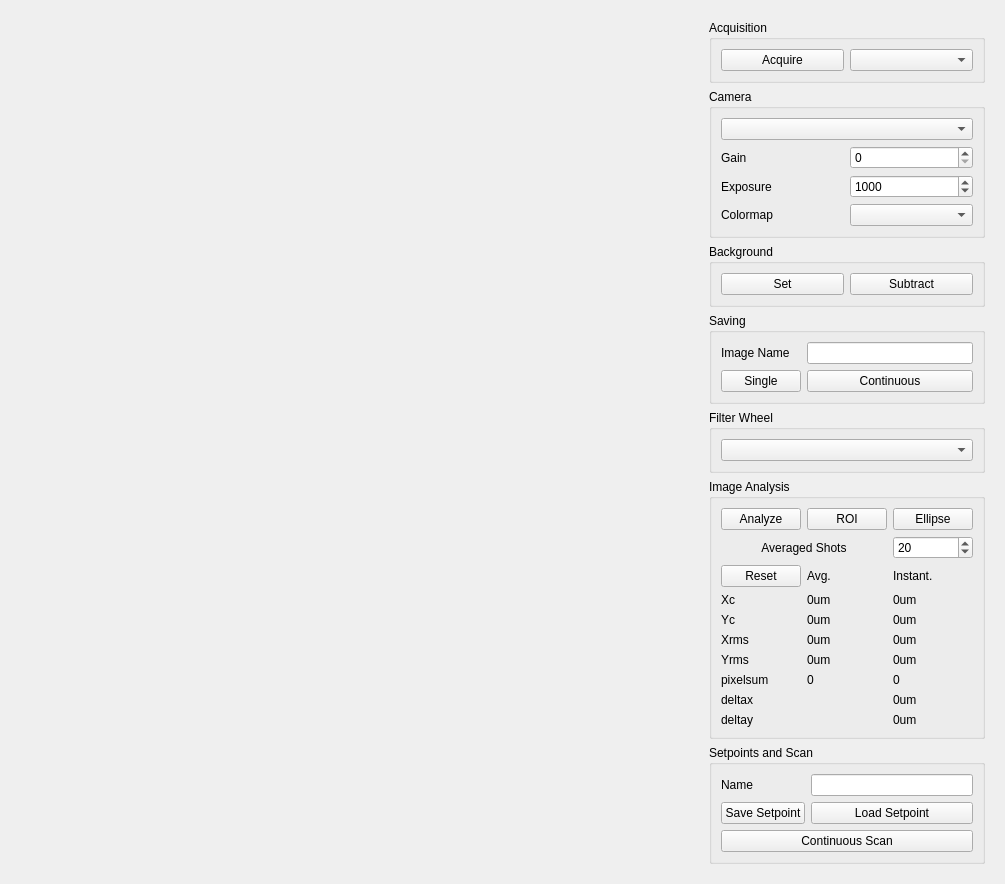
Qt form GRIT Operation/cameras/Python/window.ui (afisher000/Radiabeam) before a commit.
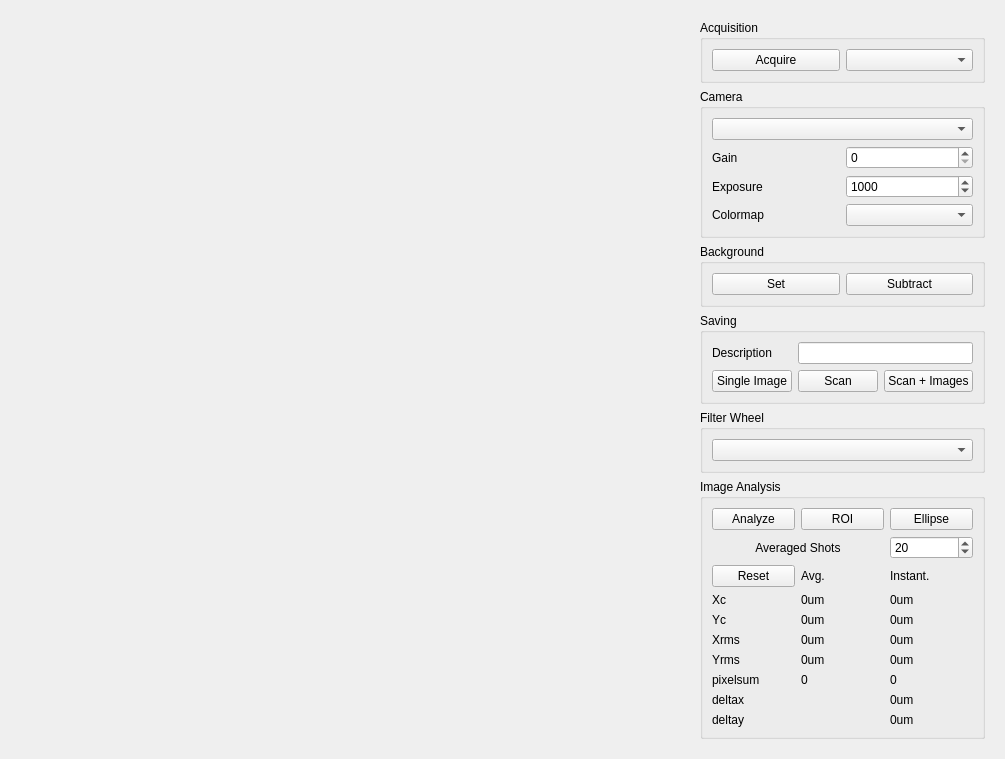
The same form after that commit.

Patch:
```diff
--- a/GRIT Operation/cameras/Python/window.ui
+++ b/GRIT Operation/cameras/Python/window.ui
@@ -7,7 +7,7 @@
     <x>0</x>
     <y>0</y>
     <width>1005</width>
-    <height>867</height>
+    <height>734</height>
    </rect>
   </property>
   <property name="windowTitle">
@@ -28,28 +28,31 @@
     </spacer>
    </item>
    <item>
-    <widget class="QWidget" name="imageWidget" native="true">
+    <widget class="QWidget" name="widget_4" native="true">
      <property name="minimumSize">
       <size>
        <width>450</width>
        <height>0</height>
       </size>
      </property>
-     <layout class="QHBoxLayout" name="horizontalLayout_5">
-      <property name="leftMargin">
-       <number>0</number>
-      </property>
-      <property name="topMargin">
-       <number>0</number>
-      </property>
-      <property name="rightMargin">
-       <number>0</number>
-      </property>
-      <property name="bottomMargin">
-       <number>0</number>
-      </property>
+     <layout class="QVBoxLayout" name="verticalLayout_7">
       <item>
-       <layout class="QVBoxLayout" name="imageLayout"/>
+       <widget class="QWidget" name="histWidget" native="true">
+        <layout class="QVBoxLayout" name="verticalLayout_11">
+         <item>
+          <layout class="QVBoxLayout" name="histLayout"/>
+         </item>
+        </layout>
+       </widget>
+      </item>
+      <item>
+       <widget class="QWidget" name="imageWidget" native="true">
+        <layout class="QVBoxLayout" name="verticalLayout_8">
+         <item>
+          <layout class="QVBoxLayout" name="imageLayout"/>
+         </item>
+        </layout>
+       </widget>
       </item>
      </layout>
     </widget>
@@ -90,7 +93,7 @@
               <number>500</number>
              </property>
              <property name="maximum">
-              <number>10000</number>
+              <number>2000</number>
              </property>
              <property name="singleStep">
               <number>100</number>
@@ -167,30 +170,44 @@
         <property name="title">
          <string>Saving</string>
         </property>
-        <layout class="QGridLayout" name="gridLayout_4">
+        <layout class="QGridLayout" name="gridLayout_3">
          <item row="1" column="0">
           <widget class="QPushButton" name="singleButton">
            <property name="text">
-            <string>Single</string>
+            <string>Single Image</string>
            </property>
           </widget>
          </item>
-         <item row="1" column="1">
-          <widget class="QPushButton" name="continuousButton">
-           <property name="text">
-            <string>Continuous</string>
+         <item row="0" column="1" colspan="2">
+          <widget class="QLineEdit" name="descriptionEdit">
+           <property name="sizePolicy">
+            <sizepolicy hsizetype="Expanding" vsizetype="Fixed">
+             <horstretch>0</horstretch>
+             <verstretch>0</verstretch>
+            </sizepolicy>
            </property>
           </widget>
          </item>
          <item row="0" column="0">
-          <widget class="QLabel" name="label_12">
+          <widget class="QLabel" name="label_11">
            <property name="text">
-            <string>Image Name</string>
+            <string>Description</string>
            </property>
           </widget>
          </item>
-         <item row="0" column="1">
-          <widget class="QLineEdit" name="lineEdit_2"/>
+         <item row="1" column="1">
+          <widget class="QPushButton" name="scanButton">
+           <property name="text">
+            <string>Scan</string>
+           </property>
+          </widget>
+         </item>
+         <item row="1" column="2">
+          <widget class="QPushButton" name="imagescanButton">
+           <property name="text">
+            <string>Scan + Images</string>
+           </property>
+          </widget>
          </item>
         </layout>
        </widget>
@@ -418,46 +435,6 @@
         </layout>
        </widget>
       </item>
-      <item>
-       <widget class="QGroupBox" name="groupBox_7">
-        <property name="title">
-         <string>Setpoints and Scan</string>
-        </property>
-        <layout class="QGridLayout" name="gridLayout_3">
-         <item row="3" column="0" colspan="2">
-          <widget class="QPushButton" name="runscanButton">
-           <property name="text">
-            <string>Continuous Scan</string>
-           </property>
-          </widget>
-         </item>
-         <item row="0" column="0">
-          <widget class="QLabel" name="label_11">
-           <property name="text">
-            <string>Name</string>
-           </property>
-          </widget>
-         </item>
-         <item row="1" column="1">
-          <widget class="QPushButton" name="pushButton">
-           <property name="text">
-            <string>Load Setpoint</string>
-           </property>
-          </widget>
-         </item>
-         <item row="1" column="0">
-          <widget class="QPushButton" name="pushButton_2">
-           <property name="text">
-            <string>Save Setpoint</string>
-           </property>
-          </widget>
-         </item>
-         <item row="0" column="1">
-          <widget class="QLineEdit" name="lineEdit"/>
-         </item>
-        </layout>
-       </widget>
-      </item>
       <item>
        <spacer name="verticalSpacer">
         <property name="orientation">
```
